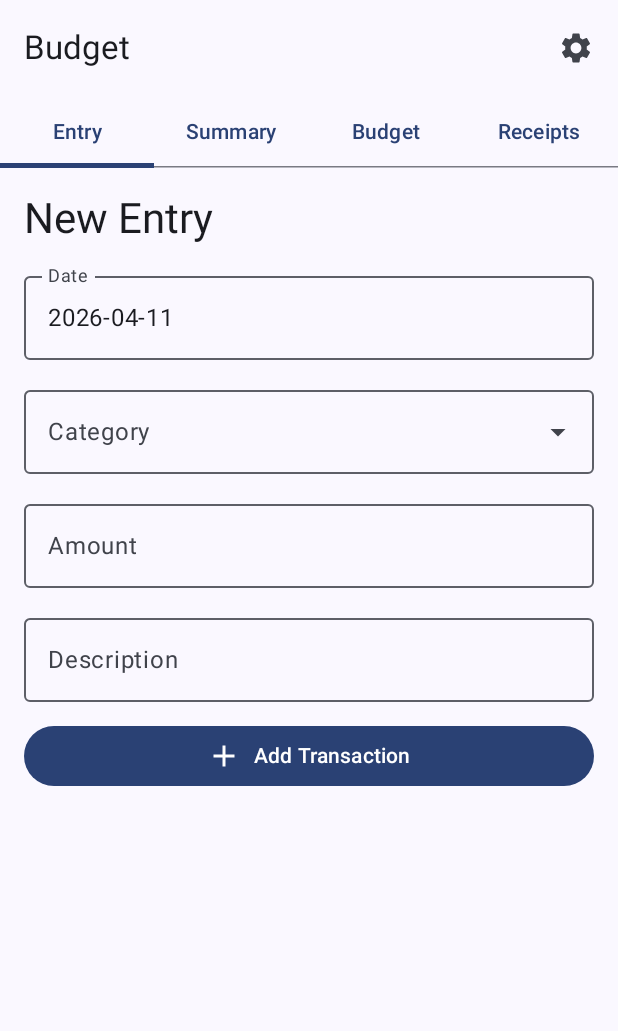
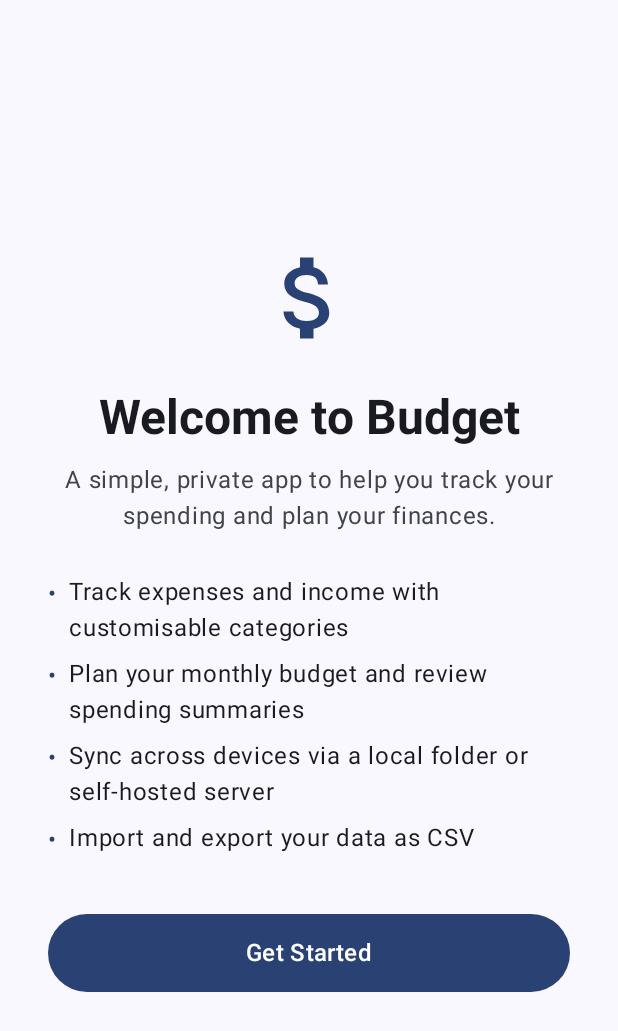
Before and after one commit to stevenstetzler/budget, an Android app built with Jetpack Compose: the screen it shows after launch (MainActivity), on a phone screen of 412 x 824 dp. Shown: the top 1031 px of the screen. Run offline under Robolectric (Android 15) with nearby library versions, the phone set to English and light mode, and no system bars; our stand-ins replace Room's generated code.

Commit message:
add welcome screen and whats-new dialog for first install and updates
Agent-Logs-Url: https://github.com/stevenstetzler/budget/sessions/bca0dcf1-52f1-4b1c-8516-0d5efe8a2470

Co-authored-by: stevenstetzler <11035971+stevenstetzler@users.noreply.github.com>

```diff
--- /dev/null
+++ b/app/src/main/java/com/vidalabs/budget/AppPrefs.kt
@@ -0,0 +1,12 @@
+package com.vidalabs.budget
+
+import android.content.Context
+
+class AppPrefs(context: Context) {
+    private val prefs = context.getSharedPreferences("app_prefs", Context.MODE_PRIVATE)
+
+    fun getLastSeenVersionCode(): Int = prefs.getInt("last_seen_version_code", 0)
+
+    fun setLastSeenVersionCode(versionCode: Int) =
+        prefs.edit().putInt("last_seen_version_code", versionCode).apply()
+}
--- a/app/src/main/java/com/vidalabs/budget/ui/BudgetApp.kt
+++ b/app/src/main/java/com/vidalabs/budget/ui/BudgetApp.kt
@@ -6,8 +6,12 @@ import androidx.compose.material.icons.filled.Settings
 import androidx.compose.material3.*
 import androidx.compose.runtime.*
 import androidx.compose.ui.Modifier
+import androidx.compose.ui.platform.LocalContext
+import com.vidalabs.budget.AppPrefs
 import com.vidalabs.budget.ui.budget.BudgetPane
 import com.vidalabs.budget.ui.entry.EntryPane
+import com.vidalabs.budget.ui.onboarding.WelcomeScreen
+import com.vidalabs.budget.ui.onboarding.WhatsNewDialog
 import com.vidalabs.budget.ui.summary.SummaryPane
 import com.vidalabs.budget.ui.transactions.TransactionsPane
 import com.vidalabs.budget.sync.SyncManager
@@ -16,6 +20,21 @@ import com.vidalabs.budget.ui.prefs.PreferencesPane
 @OptIn(ExperimentalMaterial3Api::class)
 @Composable
 fun BudgetApp(vm: BudgetViewModel, sync: SyncManager, modifier: Modifier = Modifier) {
+    val context = LocalContext.current
+    val appPrefs = remember { AppPrefs(context) }
+    val currentVersionCode = remember {
+        @Suppress("DEPRECATION")
+        context.packageManager.getPackageInfo(context.packageName, 0).versionCode
+    }
+    val lastSeenVersionCode = remember { appPrefs.getLastSeenVersionCode() }
+
+    // true when this is a brand-new install (no version ever stored)
+    var showWelcome by remember { mutableStateOf(lastSeenVersionCode == 0) }
+    // true when the app has been updated since the user last launched it
+    var showWhatsNew by remember {
+        mutableStateOf(!showWelcome && lastSeenVersionCode < currentVersionCode)
+    }
+
     var tab by remember { mutableStateOf(0) } // 0=Entry, 1=Summary, 2=Budget, 3=Transactions, 4=Preferences
 
     Scaffold(
@@ -57,4 +76,24 @@ fun BudgetApp(vm: BudgetViewModel, sync: SyncManager, modifier: Modifier = Modif
             }
         }
     }
+
+    if (showWelcome) {
+        WelcomeScreen(
+            onDismiss = {
+                appPrefs.setLastSeenVersionCode(currentVersionCode)
+                showWelcome = false
+            }
+        )
+    }
+
+    if (showWhatsNew) {
+        WhatsNewDialog(
+            currentVersionCode = currentVersionCode,
+            lastSeenVersionCode = lastSeenVersionCode,
+            onDismiss = {
+                appPrefs.setLastSeenVersionCode(currentVersionCode)
+                showWhatsNew = false
+            }
+        )
+    }
 }
--- /dev/null
+++ b/app/src/main/java/com/vidalabs/budget/ui/onboarding/WelcomeScreen.kt
@@ -0,0 +1,112 @@
+package com.vidalabs.budget.ui.onboarding
+
+import androidx.compose.foundation.layout.*
+import androidx.compose.foundation.rememberScrollState
+import androidx.compose.foundation.verticalScroll
+import androidx.compose.material.icons.Icons
+import androidx.compose.material.icons.filled.AttachMoney
+import androidx.compose.material3.*
+import androidx.compose.runtime.Composable
+import androidx.compose.ui.Alignment
+import androidx.compose.ui.Modifier
+import androidx.compose.ui.text.font.FontWeight
+import androidx.compose.ui.text.style.TextAlign
+import androidx.compose.ui.unit.dp
+import androidx.compose.ui.window.Dialog
+import androidx.compose.ui.window.DialogProperties
+
+@Composable
+fun WelcomeScreen(onDismiss: () -> Unit) {
+    Dialog(
+        onDismissRequest = { /* require explicit tap on button */ },
+        properties = DialogProperties(usePlatformDefaultWidth = false)
+    ) {
+        Surface(
+            modifier = Modifier
+                .fillMaxSize(),
+            color = MaterialTheme.colorScheme.background
+        ) {
+            Column(
+                modifier = Modifier
+                    .fillMaxSize()
+                    .verticalScroll(rememberScrollState())
+                    .padding(32.dp),
+                horizontalAlignment = Alignment.CenterHorizontally,
+                verticalArrangement = Arrangement.Center
+            ) {
+                Icon(
+                    imageVector = Icons.Default.AttachMoney,
+                    contentDescription = null,
+                    modifier = Modifier.size(72.dp),
+                    tint = MaterialTheme.colorScheme.primary
+                )
+
+                Spacer(modifier = Modifier.height(24.dp))
+
+                Text(
+                    text = "Welcome to Budget",
+                    style = MaterialTheme.typography.headlineLarge,
+                    fontWeight = FontWeight.Bold,
+                    textAlign = TextAlign.Center
+                )
+
+                Spacer(modifier = Modifier.height(12.dp))
+
+                Text(
+                    text = "A simple, private app to help you track your spending and plan your finances.",
+                    style = MaterialTheme.typography.bodyLarge,
+                    textAlign = TextAlign.Center,
+                    color = MaterialTheme.colorScheme.onSurfaceVariant
+                )
+
+                Spacer(modifier = Modifier.height(32.dp))
+
+                FeatureList()
+
+                Spacer(modifier = Modifier.height(40.dp))
+
+                Button(
+                    onClick = onDismiss,
+                    modifier = Modifier
+                        .fillMaxWidth()
+                        .height(52.dp)
+                ) {
+                    Text("Get Started", style = MaterialTheme.typography.titleMedium)
+                }
+            }
+        }
+    }
+}
+
+@Composable
+private fun FeatureList() {
+    val features = listOf(
+        "Track expenses and income with customisable categories",
+        "Plan your monthly budget and review spending summaries",
+        "Sync across devices via a local folder or self-hosted server",
+        "Import and export your data as CSV"
+    )
+
+    Column(
+        modifier = Modifier.fillMaxWidth(),
+        verticalArrangement = Arrangement.spacedBy(12.dp)
+    ) {
+        features.forEach { feature ->
+            Row(
+                verticalAlignment = Alignment.Top,
+                modifier = Modifier.fillMaxWidth()
+            ) {
+                Text(
+                    text = "•",
+                    style = MaterialTheme.typography.bodyLarge,
+                    color = MaterialTheme.colorScheme.primary,
+                    modifier = Modifier.padding(end = 8.dp, top = 1.dp)
+                )
+                Text(
+                    text = feature,
+                    style = MaterialTheme.typography.bodyLarge
+                )
+            }
+        }
+    }
+}
```
Also changed, not shown: app/src/main/java/com/vidalabs/budget/ui/onboarding/Changelog.kt (added, +24 -0 lines), app/src/main/java/com/vidalabs/budget/ui/onboarding/WhatsNewDialog.kt (added, +90 -0 lines).
